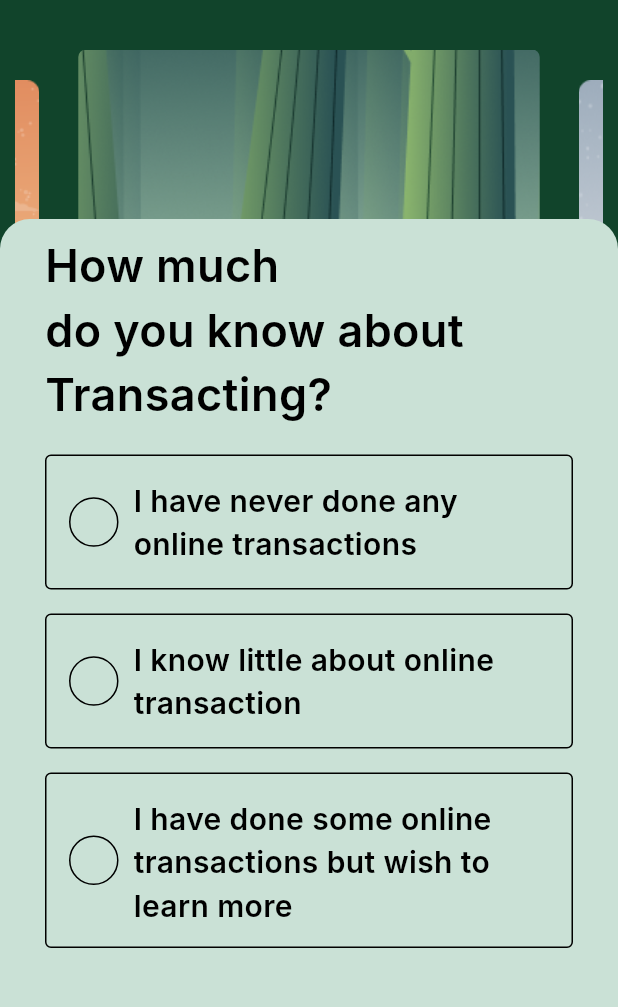
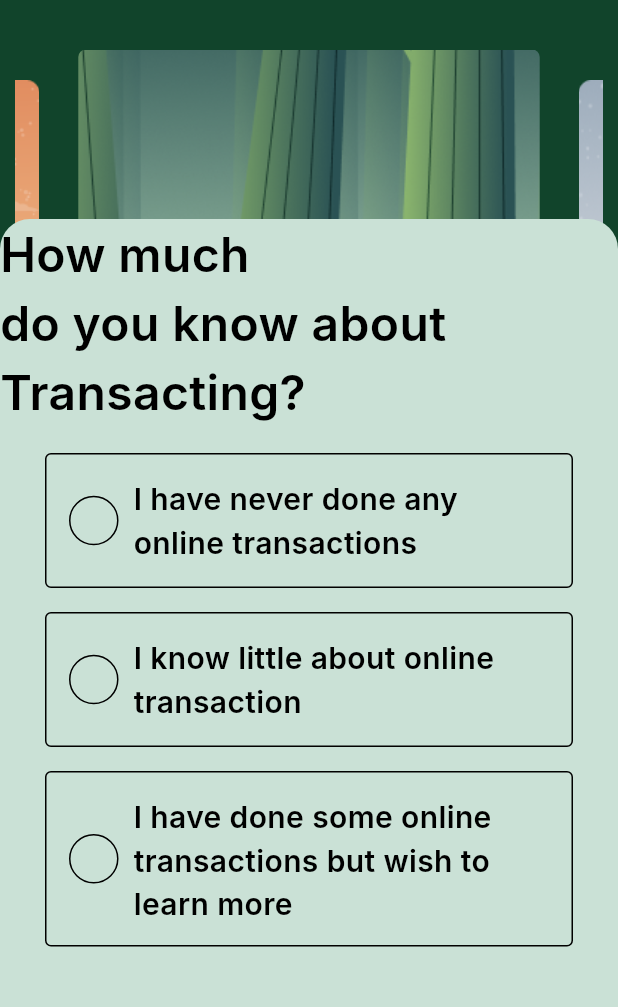
Before and after one commit to chandniswarnkar/lcc_amplify_app, a Flutter app: the ImageSliderPage screen opened directly, after a tap on "Start Playing", on a phone screen of 412 x 824 dp, the part 90-1097 px from its top. Run offline on Flutter 3.47's test engine with Material 3 defaults, Android fonts, the phone set to English and light mode, and no system bars; drawn by our look-alikes of carousel_slider; our stand-ins replace animated_splash_screen, countup, shared_preferences, video_player; missing offline and left inert: amplify_api, amplify_core, amplify_flutter, animated_reorderable_list, flippy; accounts and stored records are empty; Roboto replaces fonts that are missing (Inter).

Commit message:
lib/expertise_page.dart

```diff
--- a/lib/expertise_page.dart
+++ b/lib/expertise_page.dart
@@ -43,12 +43,13 @@ class _ExpertisePageState extends State<ExpertisePage> {
             crossAxisAlignment: CrossAxisAlignment.start,
             children: [
               Container(
-                padding: const EdgeInsets.fromLTRB(30, 10, 20, 0),//margin:const EdgeInsets.symmetric(horizontal: 20),
+                //padding: const EdgeInsets.fromLTRB(30, 10, 20, 0),
+              //  height: 10,//margin:const EdgeInsets.symmetric(horizontal: 20),
                 child:
                 const Text('How much \ndo you know about \nTransacting?',
                   style: TextStyle(
                     color: Colors.black,
-                    fontSize: 30,
+                    fontSize: 32,
                     fontFamily: 'Inter',
                     fontWeight: FontWeight.w600,
                     // height: 0,
--- a/lib/image_slider_widget.dart
+++ b/lib/image_slider_widget.dart
@@ -128,6 +128,8 @@ class _ImageSliderPageState extends State<ImageSliderPage> {
               ),
             ),
             SizedBox(height: 10,),
+             Container(height: 60,
+               child:
              Text(
                descriptionLabel,
               textAlign: TextAlign.center,
@@ -142,6 +144,7 @@ class _ImageSliderPageState extends State<ImageSliderPage> {
 
               ),
             ),
+    ),
 
                 SizedBox(height: 25,),
                 Row( mainAxisAlignment:MainAxisAlignment.spaceEvenly,
```
Also changed, not shown: lib/learning_page.dart (+5 -3 lines), lib/main.dart (+2 -15 lines), lib/rewards_page.dart (+8 -6 lines), 6 other files.
